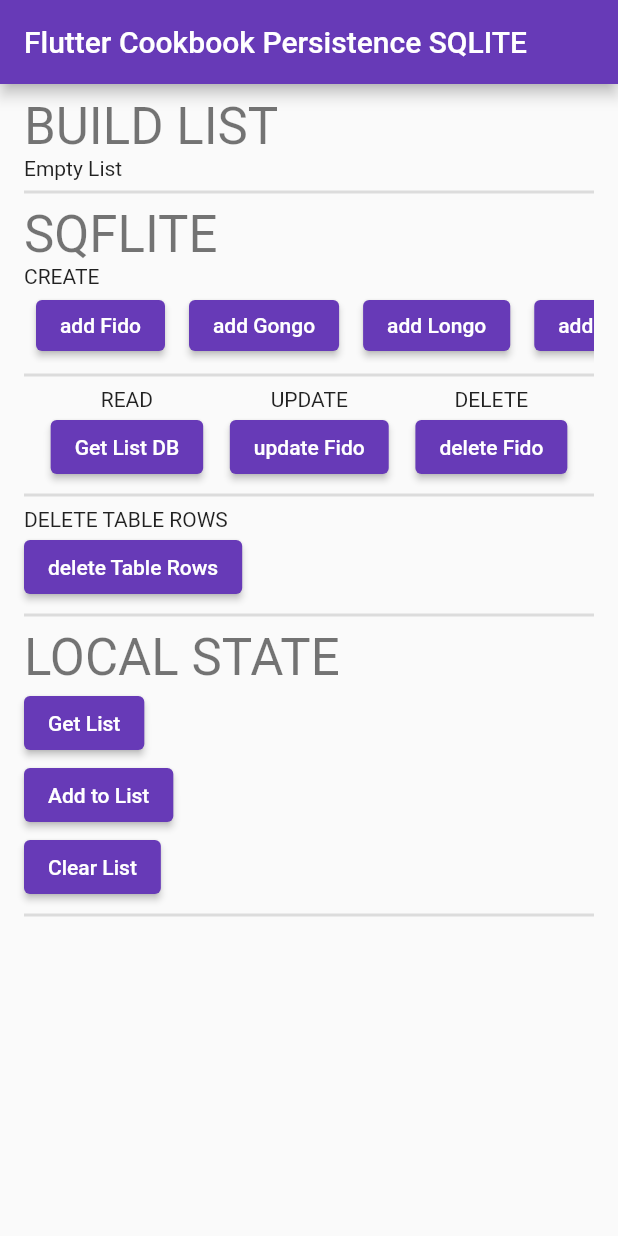
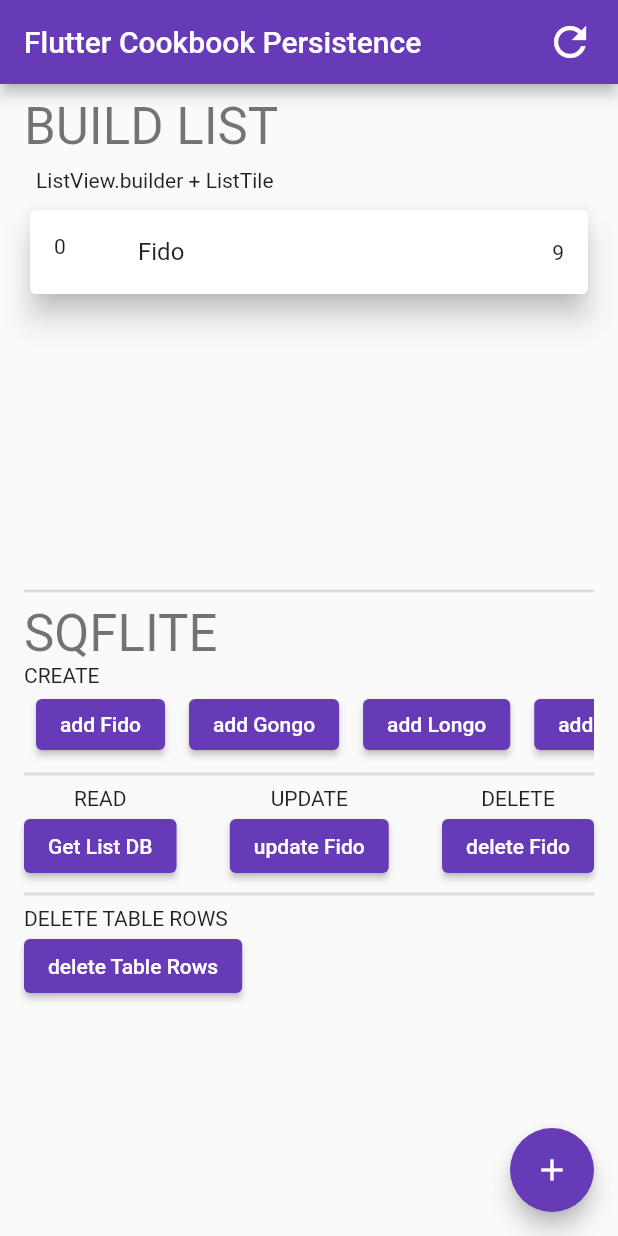
Before and after one commit to danialothman/flutter_cookbook, a Flutter app: the screen it shows after launch, after a tap on "add Fido", on a phone screen of 412 x 824 dp. Run offline on Flutter 3.47's test engine with Material 2 defaults, Android fonts, the phone set to English and light mode, and no system bars; our stand-ins replace sqflite; accounts and stored records are empty.

Commit message:
Cleaned up comments, added refresh logic

```diff
--- a/sqlite/lib/database.dart
+++ b/sqlite/lib/database.dart
@@ -5,6 +5,7 @@ import 'package:sqflite/sqflite.dart';
 import 'data_model.dart';
 
 class DogDatabase {
+  // Create Singleton for instance
   static final DogDatabase instance = DogDatabase._init();
   static Database? _database;
   DogDatabase._init();
@@ -22,10 +23,19 @@ class DogDatabase {
     final dbPath = await getDatabasesPath();
     final path = join(dbPath, filePath);
 
-    return await openDatabase(path, version: 1, onCreate: _createDB);
+    return await openDatabase(
+        // Set the path to the database. Note: Using the `join` function from the
+        // `path` package is best practice to ensure the path is correctly
+        // constructed for each platform. see var path above.
+        path,
+        // Set the version. This executes the onCreate function and provides a
+        // path to perform database upgrades and downgrades.
+        version: 1,
+        // When the database is first created, create a table to store dogs.
+        onCreate: _createDB);
   }
 
-  //  create DB
+  // create DB
   Future _createDB(Database db, int version) async {
     print('************ CREATING TABLE DOGS ************');
 
@@ -38,20 +48,18 @@ class DogDatabase {
     ''');
   }
 
-  // CRUD FUNCTIONS
-  // CRUD FUNCTIONS
-  // CRUD FUNCTIONS
+//-----------------------------------------------------------------------
+// CRUD FUNCTIONS
+//-----------------------------------------------------------------------
 
   // INSERT DATA
   Future<void> insertDog(Dog dog) async {
     print('INSERT DOG Fn');
-
     // Get a reference to the database.
     final db = await database;
 
     // Insert the Dog into the correct table. You might also specify the
     // `conflictAlgorithm` to use in case the same dog is inserted twice.
-    //
     // In this case, replace any previous data.
     await db.insert('dogs', dog.toMap(),
         conflictAlgorithm: ConflictAlgorithm.replace);
@@ -59,9 +67,8 @@ class DogDatabase {
 
   // READ DATA
   // A method that retrieves all the dogs from the dogs table.
-  Future<List<Dog>> dogs() async {
-    print('RETRIEVE DOGS Fn');
-
+  Future<List<Dog>> readAllDogs() async {
+    print('readAllDogs() - START');
     // Get a reference to the database.
     final db = await database;
 
@@ -80,8 +87,7 @@ class DogDatabase {
 
   // UPDATE A DOG
   Future<void> updateDog(Dog dog) async {
-    print('UPDATE DOG Fn');
-
+    print('updateDog() - START');
     final db = await database;
 
     await db.update(
@@ -94,8 +100,7 @@ class DogDatabase {
 
   // DELETE DOG
   Future<void> deleteDog(int id) async {
-    print('DELETE DOG Fn');
-
+    print('deleteDog() - START');
     final db = await database;
 
     await db.delete(
@@ -107,8 +112,7 @@ class DogDatabase {
 
   // DELETE ROWS, preserves table
   Future<void> deleteRows() async {
-    print('DELETE ROWS');
-
+    print('deleteRows() - START');
     final db = await database;
 
     await db.execute('DELETE FROM dogs');
--- a/sqlite/lib/main.dart
+++ b/sqlite/lib/main.dart
@@ -1,3 +1,5 @@
+// ignore_for_file: avoid_print
+
 import 'package:flutter/material.dart';
 import 'database.dart';
 import 'data_model.dart';
@@ -7,100 +9,8 @@ var gongo = const Dog(id: 1, name: 'Gongo', age: 5);
 var longo = const Dog(id: 2, name: 'Longo', age: 3);
 var bongo = const Dog(id: 3, name: 'Bongo', age: 1);
 
-List dogs = [];
-
 Future<void> main() async {
-  // Avoid errors caused by flutter upgrade.
-  // Importing 'package:flutter/widgets.dart' is required.
   WidgetsFlutterBinding.ensureInitialized();
-
-  // // Open the database and store the reference.
-  // print('OPENING DATABASE');
-  // final database = openDatabase(
-  //   // Set the path to the database. Note: Using the `join` function from the
-  //   // `path` package is best practice to ensure the path is correctly
-  //   // constructed for each platform.
-  //     join(await getDatabasesPath(),'doggo_database.db'),
-  //     // When the database is first created, create a table to store dogs.
-  //     onCreate: (db, version){
-  //       // Run the CREATE TABLE statement on the database.
-  //       return db.execute('CREATE TABLE dogs(id INTEGER PRIMARY KEY, name TEXT, age INTEGER)');
-  //     },
-  //     // Set the version. This executes the onCreate function and provides a
-  //     // path to perform database upgrades and downgrades.
-  //     version: 1,
-  // );
-
-  // ---------------------------------------------------------------
-  // DATABASE FUNCTIONS
-  // ---------------------------------------------------------------
-
-  // // Define a function that inserts dogs into the database
-  // Future<void> insertDog(Dog dog) async{
-  //   print('INSERT DOG Fn');
-  //
-  //   // Get a reference to the database.
-  //   final db = await database;
-  //
-  //   // Insert the Dog into the correct table. You might also specify the
-  //   // `conflictAlgorithm` to use in case the same dog is inserted twice.
-  //   //
-  //   // In this case, replace any previous data.
-  //   await db.insert(
-  //       'dogs',
-  //       dog.toMap(),
-  //       conflictAlgorithm: ConflictAlgorithm.replace);
-  // }
-  //
-  // // A method that retrieves all the dogs from the dogs table.
-  // Future <List<Dog>> dogs() async {
-  //   print('RETRIEVE DOGS Fn');
-  //
-  //   // Get a reference to the database.
-  //   final db = await database;
-  //
-  //   // Query the table for all The Dogs.
-  //   final List<Map<String,dynamic>> maps = await db.query('dogs');
-  //
-  //   // Convert the List<Map<String, dynamic> into a List<Dog>.
-  //   return List.generate(maps.length, (i){
-  //     return Dog(id: maps[i]['id'], name: maps[i]['name'], age: maps[i]['age'],);
-  //   });
-  // }
-  //
-  //
-  // // UPDATE A DOG
-  // Future<void> updateDog(Dog dog) async {
-  //   print('UPDATE DOG Fn');
-  //
-  //   final db = await database;
-  //
-  //   await db.update(
-  //     'dogs',
-  //     dog.toMap(),
-  //     where: 'id = ?',
-  //     whereArgs: [dog.id],
-  //   );
-  // }
-  //
-  // // DELETE DOG
-  // Future<void> deleteDog(int id) async {
-  //   print('DELETE DOG Fn');
-  //
-  //   final db = await database;
-  //
-  //   await db.delete(
-  //     'dogs',
-  //     where: 'id = ?',
-  //     whereArgs: [id],
-  //   );
-  // }
-
-  //check current dog table
-  print(await DogDatabase.instance.dogs());
-  //query from DB then add to local state on app run
-  addToDogList();
-
   runApp(const MyApp());
 }
 
@@ -115,7 +25,7 @@ class MyApp extends StatelessWidget {
       theme: ThemeData(
         primarySwatch: Colors.deepPurple,
       ),
-      home: const MyHomePage(title: 'Flutter Cookbook Persistence SQLITE'),
+      home: const MyHomePage(title: 'Flutter Cookbook Persistence'),
     );
   }
 }
@@ -129,12 +39,40 @@ class MyHomePage extends StatefulWidget {
 }
 
 class _MyHomePageState extends State<MyHomePage> {
+  late List dogs;
+  bool isLoading = false;
+
+  @override
+  void initState() {
+    // refresh list by querying from DB on app load
+    refreshDogs();
+
+    super.initState();
+  }
+
+  Future refreshDogs() async {
+    setState(() => isLoading = true);
+    dogs = await DogDatabase.instance.readAllDogs();
+    setState(() => isLoading = false);
+  }
+
+  @override
+  void dispose() {
+    DogDatabase.instance.close();
+    super.dispose();
+  }
+
   @override
   Widget build(BuildContext context) {
     return Scaffold(
       appBar: AppBar(
         title: Text(widget.title),
+        actions:  [Padding(
+          padding: const EdgeInsets.only(right: 8.0),
+          child: IconButton(onPressed: refreshDogs, icon: const Icon(Icons.refresh,size: 32.0,)),
+        )],
       ),
+      floatingActionButton: FloatingActionButton(onPressed: (){},child: const Icon(Icons.add),),
       body: SingleChildScrollView(
         child: IntrinsicHeight(
           child: Padding(
@@ -146,7 +84,7 @@ class _MyHomePageState extends State<MyHomePage> {
               children: <Widget>[
                 Text('BUILD LIST',
                     style: Theme.of(context).textTheme.headline4),
-                buildList(),
+                isLoading ? const CircularProgressIndicator() : dogs.isEmpty ? const Text('Empty Dogs') : buildList(),
                 const Divider(thickness: 2),
                 Text('SQFLITE', style: Theme.of(context).textTheme.headline4),
                 const Text('CREATE'),
@@ -176,7 +114,7 @@ class _MyHomePageState extends State<MyHomePage> {
                 ),
                 const Divider(thickness: 2),
                 Row(
-                  mainAxisAlignment: MainAxisAlignment.spaceEvenly,
+                  mainAxisAlignment: MainAxisAlignment.spaceBetween,
                   children: [
                     Column(
                       children: [
@@ -209,16 +147,6 @@ class _MyHomePageState extends State<MyHomePage> {
                 ElevatedButton(
                     onPressed: deleteTableRows,
                     child: const Text('delete Table Rows')),
-                const Divider(thickness: 2),
-                Text('LOCAL STATE',
-                    style: Theme.of(context).textTheme.headline4),
-                ElevatedButton(
-                    onPressed: getDogsFromList, child: const Text('Get List')),
-                const ElevatedButton(
-                    onPressed: addToDogList, child: Text('Add to List')),
-                const ElevatedButton(
-                    onPressed: clearList, child: Text('Clear List')),
-                const Divider(thickness: 2),
               ],
             ),
           ),
@@ -243,17 +171,22 @@ class _MyHomePageState extends State<MyHomePage> {
             child: Text('ListView.builder + ListTile'),
           ),
           SizedBox(
-            height: 200,
+            height: 250,
             child: ListView.builder(
                 shrinkWrap: true,
                 itemCount: dogs.length,
                 itemBuilder: (BuildContext context, int index) {
-                  return Card(
+                  return GestureDetector(
+                    onTap: (){
+                      print('${dogs[index].name}');
+                    },
+                    child: Card(
                       elevation: 8,
                       child: ListTile(
                         leading: Text('${dogs[index].id}'),
                         title: Text('${dogs[index].name}'),
                         trailing: Text('${dogs[index].age}'),
+                      ),
                     ),
                   );
                 }),
@@ -267,39 +200,41 @@ class _MyHomePageState extends State<MyHomePage> {
 // VOID FUNCTIONS, which perform logical actions, change state, etc.
 //-----------------------------------------------------------------------
 
-  void getDogsFromList() {
-    setState(() {});
-    print('GET FROM LIST -- ${dogs.toString()}');
-  }
-
+  // DB FUNCTIONS
   Future<void> getDogsFromDB() async {
     setState(() {});
-    print('GET FROM DB --- ${await DogDatabase.instance.dogs()}');
+    print('GET FROM DB --- ${await DogDatabase.instance.readAllDogs()}');
+    refreshDogs();
   }
 
   Future<void> addBongo() async {
     // CREATE A DOG - BONGO
     await DogDatabase.instance.insertDog(bongo);
+    refreshDogs();
   }
 
   Future<void> addLongo() async {
     // CREATE A DOG - Longo
     await DogDatabase.instance.insertDog(longo);
+    refreshDogs();
   }
 
   Future<void> addGongo() async {
     // CREATE A DOG - GONGO
     await DogDatabase.instance.insertDog(gongo);
+    refreshDogs();
   }
 
   Future<void> addFido() async {
     // CREATE A DOG - FIDO
     await DogDatabase.instance.insertDog(fido);
+    refreshDogs();
   }
 
   Future<void> deleteFido() async {
     // DELETE A DOG -- FIDO
     await DogDatabase.instance.deleteDog(fido.id);
+    refreshDogs();
   }
 
   Future<void> updateFido() async {
@@ -307,33 +242,42 @@ class _MyHomePageState extends State<MyHomePage> {
     fido = Dog(id: fido.id, name: fido.name, age: fido.age + 7);
     setState(() {});
     await DogDatabase.instance.updateDog(fido);
+    refreshDogs();
   }
 
   Future<void> deleteTableRows() async {
     DogDatabase.instance.deleteRows();
-  }
+    refreshDogs();
   }
 
-//-----------------------------------------------------------------------
-// GLOBAL VOID FUNCTIONS, which perform logical actions, change state, etc.
-//-----------------------------------------------------------------------
+
+  // LOCAL STATE FUNCTIONS
+  void getDogsFromList() {
+    setState(() {});
+    print('getDogsFromList() --- ${dogs.toString()}');
+  }
 
   Future<void> clearList() async {
+    // print('START - clearList()');
     dogs.clear();
-  print('Clear list - list length ${dogs.length}');
+    // print('END - clearList() - list length ${dogs.length}');
   }
 
   Future<void> addToDogList() async {
+    print("addToDogList() - START");
+
     //clear list in the beginning to make sure only getting items from DB
     clearList();
 
     // get list from DB query
-  var result = await DogDatabase.instance.dogs();
+    var result = await DogDatabase.instance.readAllDogs();
 
     // iterate and add each element of result then add to local state list
     for (var element in result) {
       dogs.add(element);
     }
 
-  print('added to list - list length ${dogs.length}');
+    print('addToDogList() - END - added to list - list length ${dogs.length}');
   }
+
+}
```
Lines whose indentation alone changed are shown as unchanged.
